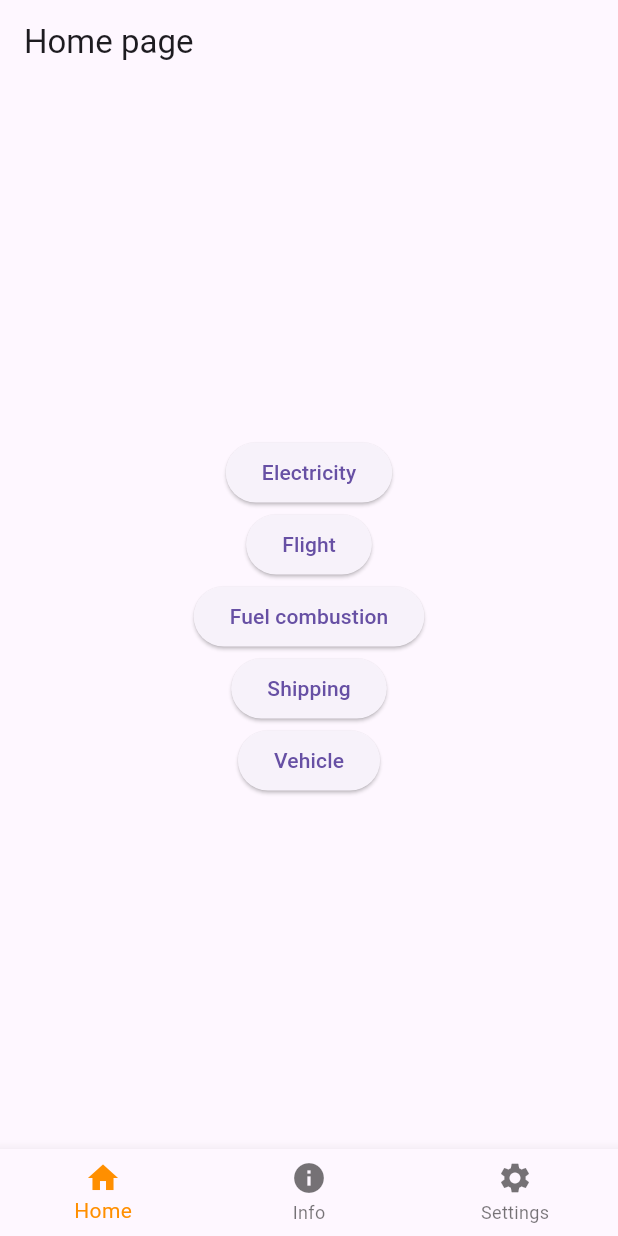
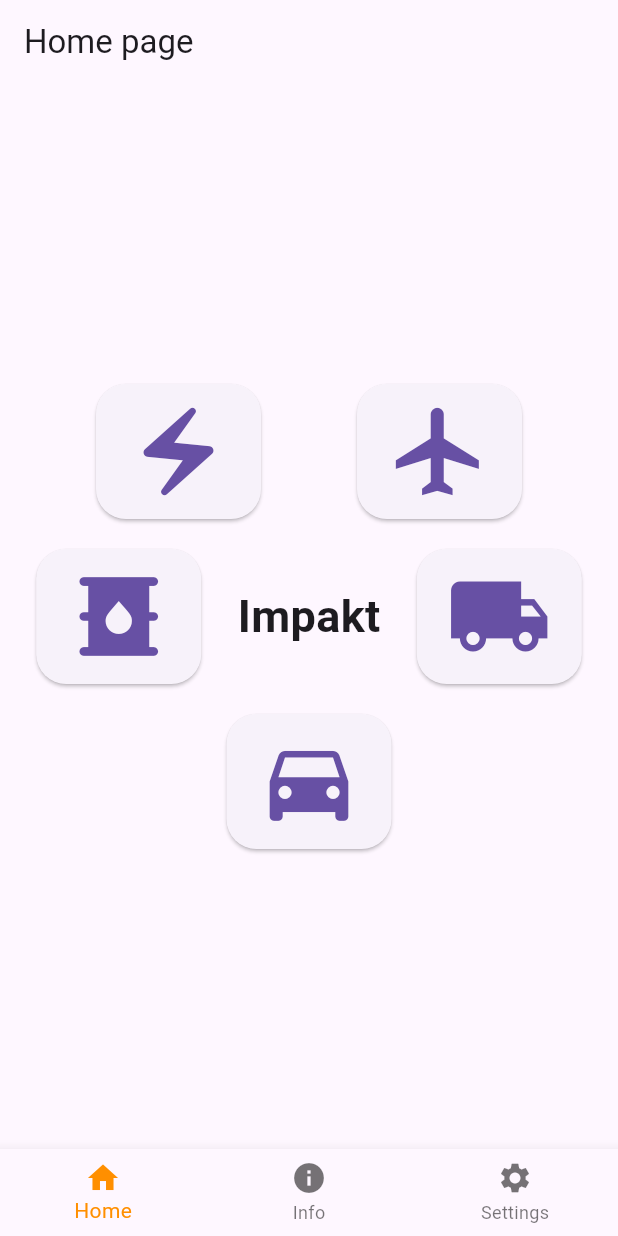
Before and after one commit to Gabritorre/impakt, a Flutter app: the screen it shows after launch, on a phone screen of 412 x 824 dp. Run offline on Flutter 3.47's test engine with Material 3 defaults, Android fonts, the phone set to English and light mode, and no system bars; our stand-ins replace flutter_dotenv, shared_preferences; network calls fail.

Commit message:
Change home UI, minor UI improvements

```diff
--- a/lib/src/estimate/electricity.dart
+++ b/lib/src/estimate/electricity.dart
@@ -44,6 +44,7 @@ class _ElectricityEstimationViewState extends State<ElectricityEstimationView> {
 			),
 			body: Align(
 				alignment: Alignment.topCenter,
+				child: SingleChildScrollView(
 					child: Column(
 						mainAxisSize: MainAxisSize.min,
 						children: [
@@ -83,8 +84,9 @@ class _ElectricityEstimationViewState extends State<ElectricityEstimationView> {
 													padding: const EdgeInsets.symmetric(horizontal: 16.0, vertical: 14.0),
 												),
 												onPressed: () {
+													FocusScope.of(context).unfocus();	//close keyboard
 													if ((_formKey.currentState != null && !_formKey.currentState!.validate()) || selectedCountry == null ) {
-													ScaffoldMessenger.of(context).showSnackBar(const SnackBar(content: Text('Invalid form')));
+														ScaffoldMessenger.of(context).showSnackBar(const SnackBar(content: Text('Please fill all the input fields')));
 													}
 													else {
 														setState(() {
@@ -144,6 +146,7 @@ class _ElectricityEstimationViewState extends State<ElectricityEstimationView> {
 						],
 					),
 				),
+			),
 		);
 	}
 }
--- a/lib/src/estimate/flight.dart
+++ b/lib/src/estimate/flight.dart
@@ -89,11 +89,13 @@ class _FlightEstimationViewState extends State<FlightEstimationView> {
 	@override
 	Widget build(BuildContext context) {
 		return Scaffold(
+			resizeToAvoidBottomInset: true,
 			appBar: AppBar(
 				title: const Text('Flight estimation'),
 			),
 			body: Align(
 				alignment: Alignment.topCenter,
+				child: SingleChildScrollView(
 					child: Column(
 						mainAxisSize: MainAxisSize.min,
 						children: [
@@ -170,8 +172,9 @@ class _FlightEstimationViewState extends State<FlightEstimationView> {
 													padding: const EdgeInsets.symmetric(horizontal: 16.0, vertical: 14.0),
 												),
 												onPressed: () {
+													FocusScope.of(context).unfocus();	//close keyboard
 													if ((_formKey.currentState != null && !_formKey.currentState!.validate()) || selectedDepartureAirport == null || selectedDestinationAirport == null || passengers == null || cabinClass == null) {
-													ScaffoldMessenger.of(context).showSnackBar(const SnackBar(content: Text('Invalid form')));
+														ScaffoldMessenger.of(context).showSnackBar(const SnackBar(content: Text('Please fill all the input fields')));
 													}
 													else {
 														setState(() {
@@ -231,6 +234,7 @@ class _FlightEstimationViewState extends State<FlightEstimationView> {
 						],
 					),
 				),
+			),
 		);
 	}
 }
--- a/lib/src/estimate/fuel_combustion.dart
+++ b/lib/src/estimate/fuel_combustion.dart
@@ -45,6 +45,7 @@ class _FuelCombustionEstimationViewState extends State<FuelCombustionEstimationV
 			),
 			body: Align(
 				alignment: Alignment.topCenter,
+				child: SingleChildScrollView(
 					child: Column(
 						mainAxisSize: MainAxisSize.min,
 						children: [
@@ -89,8 +90,9 @@ class _FuelCombustionEstimationViewState extends State<FuelCombustionEstimationV
 													padding: const EdgeInsets.symmetric(horizontal: 16.0, vertical: 14.0),
 												),
 												onPressed: () {
+													FocusScope.of(context).unfocus();	//close keyboard
 													if ((_formKey.currentState != null && !_formKey.currentState!.validate()) || selectedFuelType == null || selectedFuelValue == null) {
-													ScaffoldMessenger.of(context).showSnackBar(const SnackBar(content: Text('Invalid form')));
+														ScaffoldMessenger.of(context).showSnackBar(const SnackBar(content: Text('Please fill all the input fields')));
 													}
 													else {
 														setState(() {
@@ -149,6 +151,7 @@ class _FuelCombustionEstimationViewState extends State<FuelCombustionEstimationV
 						],
 					),
 				),
+			),
 		);
 	}
 }
--- a/lib/src/estimate/shipping.dart
+++ b/lib/src/estimate/shipping.dart
@@ -48,6 +48,7 @@ class _ShippingEstimationViewState extends State<ShippingEstimationView> {
 			),
 			body: Align(
 				alignment: Alignment.topCenter,
+				child: SingleChildScrollView(
 					child: Column(
 						mainAxisSize: MainAxisSize.min,
 						children: [
@@ -106,8 +107,9 @@ class _ShippingEstimationViewState extends State<ShippingEstimationView> {
 													padding: const EdgeInsets.symmetric(horizontal: 16.0, vertical: 14.0),
 												),
 												onPressed: () {
+													FocusScope.of(context).unfocus();	//close keyboard
 													if ((_formKey.currentState != null && !_formKey.currentState!.validate()) || selectedWeight == null || selectedDistance == null || selectedTransportMethod == null) {
-													ScaffoldMessenger.of(context).showSnackBar(const SnackBar(content: Text('Invalid form')));
+														ScaffoldMessenger.of(context).showSnackBar(const SnackBar(content: Text('Please fill all the input fields')));
 													}
 													else {
 														setState(() {
@@ -166,6 +168,7 @@ class _ShippingEstimationViewState extends State<ShippingEstimationView> {
 						],
 					),
 				),
+			),
 		);
 	}
 }
--- a/lib/src/home/home.dart
+++ b/lib/src/home/home.dart
@@ -14,47 +14,99 @@ class HomePage extends StatelessWidget {
 
 	@override
 	Widget build(BuildContext context) {
+		double screenWidth = MediaQuery.of(context).size.width;
+
+		Color backgroundColor = Theme.of(context).scaffoldBackgroundColor;
+
+		HSLColor hslbackgroundColor = HSLColor.fromColor(backgroundColor);
+		Color lighterBackgroundColor;
+		if (hslbackgroundColor.lightness > 0.8) {
+			lighterBackgroundColor = hslbackgroundColor.toColor();
+		}
+		else {
+			lighterBackgroundColor = hslbackgroundColor.withLightness(hslbackgroundColor.lightness + 0.2).toColor();
+		}
+
 		return Scaffold(
 			appBar: AppBar(
 				title: const Text('Home page'),
 			),
-			body: Center(
+			body: Container(
+				decoration: BoxDecoration(
+					gradient: RadialGradient(
+						colors: [lighterBackgroundColor, backgroundColor],
+						center: Alignment.center,
+						radius: screenWidth / (2 * screenWidth) + 0.15,
+					)
+				),
+					child: Center(
 							child: Column(
 								mainAxisSize: MainAxisSize.min,
 								children:[
-						ElevatedButton(
-							onPressed: () {
-								Navigator.pushNamed(context, ElectricityEstimationView.routeName);
-							},
-							child: const Text('Electricity'),
+									Row(
+										mainAxisAlignment: MainAxisAlignment.spaceEvenly,
+										children: [
+											CustomButton(
+												icon: Icons.electric_bolt,
+												route: ElectricityEstimationView.routeName,
 											),
-						ElevatedButton(
-							onPressed: () {
-								Navigator.pushNamed(context, FlightEstimationView.routeName);
-							},
-							child: const Text('Flight'),
+											CustomButton(
+												icon: Icons.flight,
+												route: FlightEstimationView.routeName,
 											),
-						ElevatedButton(
-							onPressed: () {
-								Navigator.pushNamed(context, FuelCombustionEstimationView.routeName);
-							},
-							child: const Text('Fuel combustion'),
+										],
 									),
-						ElevatedButton(
-							onPressed: () {
-								Navigator.pushNamed(context, ShippingEstimationView.routeName);
-							},
-							child: const Text('Shipping'),
+									SizedBox(height: 20),
+									Row(
+										mainAxisAlignment: MainAxisAlignment.spaceEvenly,
+										children: [
+											CustomButton(
+												icon: Icons.oil_barrel,
+												route: FuelCombustionEstimationView.routeName,
 											),
-						ElevatedButton(
-							onPressed: () {
-								Navigator.pushNamed(context, VehicleEstimationView.routeName);
-							},
-							child: const Text('Vehicle'),
+											Text(
+												'Impakt',
+												style: TextStyle(
+													fontSize: 30,
+													fontWeight: FontWeight.bold,
+												),
+											),
+											CustomButton(
+												icon: Icons.local_shipping,
+												route: ShippingEstimationView.routeName,
+											),
+										],
+									),
+									SizedBox(height: 20),
+									CustomButton(
+										icon: Icons.directions_car,
+										route: VehicleEstimationView.routeName,
 									),
 								]
 							)
 						),
+					),
 		);
 	}
 }
+
+class CustomButton extends StatelessWidget {
+	const CustomButton({super.key, required this.icon, required this.route});
+	final String route;
+	final IconData icon;
+	@override
+	Widget build(BuildContext context) {
+		return ElevatedButton(
+			onPressed: () {
+				Navigator.pushNamed(context, route);
+			},
+			style: ElevatedButton.styleFrom(
+				padding: const EdgeInsets.symmetric(horizontal: 20, vertical: 10), // Padding personalizzato
+				shape: RoundedRectangleBorder(
+					borderRadius: BorderRadius.circular(20.0), // Curvatura dei bordi
+				),
+			),
+			child: Icon(icon, size: 70.0),
+		);
+	}
+}
--- a/lib/src/info/estimation_item_list_view.dart
+++ b/lib/src/info/estimation_item_list_view.dart
@@ -32,10 +32,7 @@ class EstimationListView extends StatelessWidget {
 		}
 
 		return CircleAvatar(
-			child: Icon(
-				icon,
-				color: Colors.white,
-			),
+			child: Icon(icon),
 		);
 	}
 
```
Also changed, not shown: lib/src/estimate/vehicle.dart (+5 -2 lines). Lines whose indentation alone changed are shown as unchanged.
